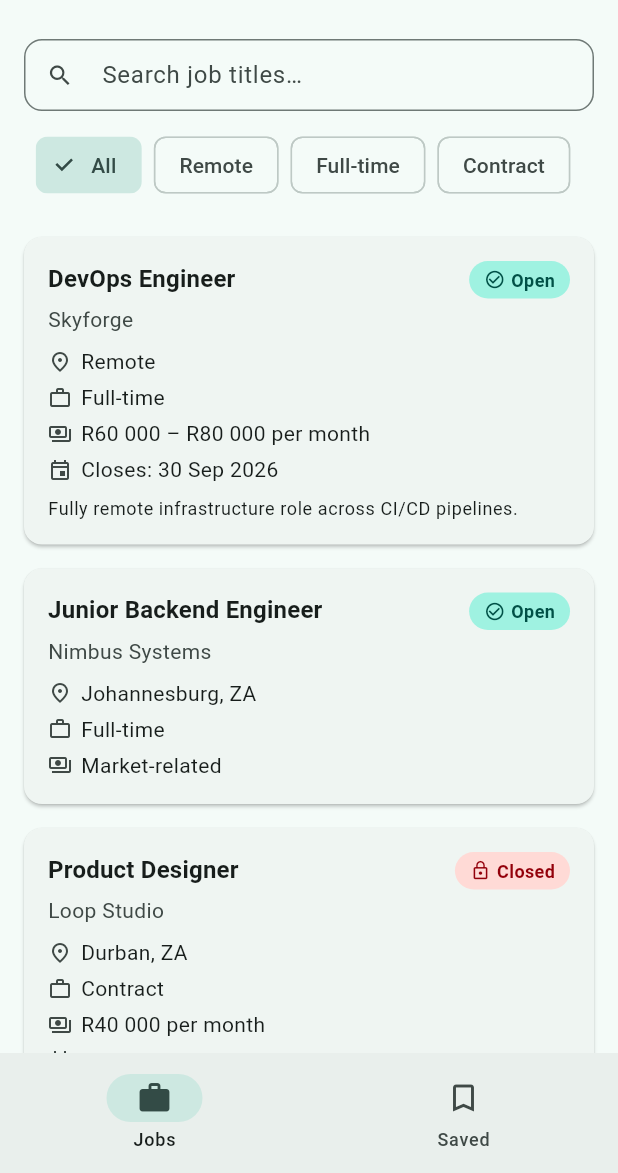
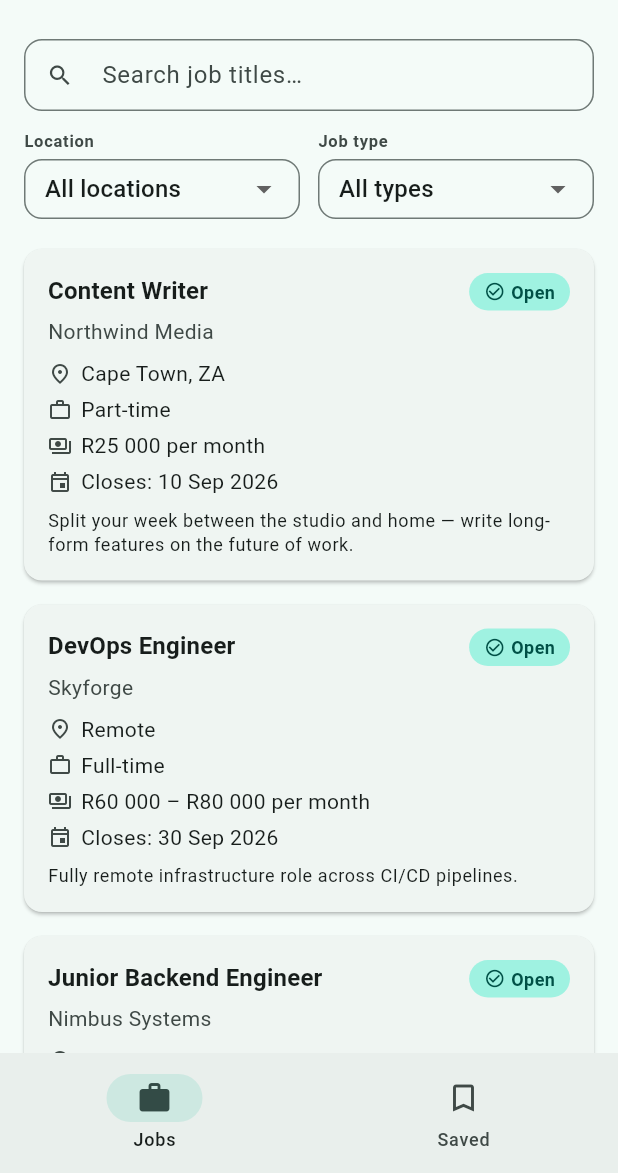
Before and after one commit to tebellomolete/careerhub_mobile, a Flutter app: the HomeScreen screen opened by its route, on a phone screen of 412 x 824 dp, the part 63-1236 px from its top. Run offline on Flutter 3.47's test engine with Material 3 defaults, Android fonts, the phone set to English and light mode, and no system bars; our stand-ins replace flutter_riverpod, go_router.

Commit message:
Replace filter chip row with two typed dropdowns (Location + Job type)
Tutor-requested change:
- Location dropdown: All / On-site / Remote / Hybrid
- Job type dropdown: All / Full-time / Part-time / Contract / Internship
The two filters are independent — picking values on both narrows to the
intersection (e.g. Remote + Full-time → DevOps Engineer only).

Model:
- Add LocationType {onSite, remote, hybrid} enum
- Add required Job.locationType field; Job.remote() hard-sets it to remote

Providers:
- Replace selectedFilterProvider (String) with:
  * locationFilterProvider  (StateProvider<LocationType?>, null = All)
  * jobTypeFilterProvider   (StateProvider<JobTypeFilter?>,  null = All)
- filteredJobsProvider now composes both, using enum equality
  (no more stringly-typed filter labels or _matchesFilter helper)

UI:
- Replace _FilterChipRow with _FilterDropdownRow: two DropdownButtonFormFields
  side-by-side, label above each field (keeps them from overflowing on
  narrow phones), isExpanded: true, isDense: true
- Each dropdown is its own ConsumerWidget, reading/writing its own provider

Mock data:
- Tag existing 6 jobs with locationType
- Add job #7 (Content Writer, Northwind Media, hybrid Part-time)
- Add job #8 (Marketing Intern, Bright Ventures, on-site Internship)
  so every dropdown option has matching data

Tests:
- Replace ChoiceChip-based tests with dropdown-based tests:
  * Two dropdowns present with correct labels
  * Selecting a location filters via the provider (reactivity)
  * Clearing the location restores the list
  * Composition: Remote + Full-time narrows to DevOps Engineer only
  * UI wiring: tapping the Location dropdown, picking Remote, updates the
    provider and rebuilds the list
- Update the 5 inline Job(...) test constructors with locationType
- 27/27 tests pass; flutter analyze clean

Co-Authored-By: Claude Opus 4.7 <noreply@anthropic.com>

```diff
--- a/lib/models/job.dart
+++ b/lib/models/job.dart
@@ -1,3 +1,12 @@
+/// How a role is performed physically. A small, closed set of categories
+/// the seeker filters by — hybrid is a first-class option (a real modern
+/// arrangement), not a derived guess about a Job's `location` string.
+enum LocationType {
+  onSite,
+  remote,
+  hybrid,
+}
+
 /// The core data entity of CareerHub.
 ///
 /// Every decision in this class — which fields are nullable, what type
@@ -29,6 +38,11 @@ class Job {
   /// always needs a location to judge fit. Required.
   final String location;
 
+  /// The physical work arrangement — on-site, remote, or hybrid. Required
+  /// so the location dropdown filter has an unambiguous truth to match on,
+  /// rather than parsing the free-text `location` string.
+  final LocationType locationType;
+
   /// An employer may choose not to disclose salary, so this is optional.
   /// See displaySalary for how the absent case is handled.
   final String? salary;
@@ -57,6 +71,7 @@ class Job {
     required this.title,
     required this.company,
     required this.location,
+    required this.locationType,
     this.salary,
     required this.employmentType,
     this.closingDate,
@@ -75,6 +90,7 @@ class Job {
     required this.title,
     required this.company,
     required this.location,
+    required this.locationType,
     this.salary,
     required this.employmentType,
     this.closingDate,
@@ -96,7 +112,8 @@ class Job {
     this.closingDate,
     this.description,
     this.isOpen = true,
-  }) : location = 'Remote';
+  })  : location = 'Remote',
+        locationType = LocationType.remote;
 
   /// True only when a JobSeeker can actually apply. The rule for what
   /// makes a job applicable lives here on the model, not in any widget.
@@ -116,7 +133,8 @@ class Job {
 
   @override
   String toString() {
-    return 'Job(id: $id, title: $title, company: $company, location: $location, '
+    return 'Job(id: $id, title: $title, company: $company, '
+        'location: $location, locationType: ${locationType.name}, '
         'salary: ${salary ?? '—'}, employmentType: $employmentType, '
         'closingDate: ${closingDate?.toIso8601String() ?? '—'}, '
         'isOpen: $isOpen, canApply: $canApply)';
@@ -136,6 +154,7 @@ class Job {
     String? title,
     String? company,
     String? location,
+    LocationType? locationType,
     String? salary,
     String? employmentType,
     DateTime? closingDate,
@@ -147,6 +166,7 @@ class Job {
       title: title ?? this.title,
       company: company ?? this.company,
       location: location ?? this.location,
+      locationType: locationType ?? this.locationType,
       salary: salary ?? this.salary,
       employmentType: employmentType ?? this.employmentType,
       closingDate: closingDate ?? this.closingDate,
--- a/lib/providers/job_providers.dart
+++ b/lib/providers/job_providers.dart
@@ -59,48 +59,68 @@ final jobsProvider = FutureProvider<List<Job>>(
 );
 
 /// ---------------------------------------------------------------------
-/// Provider 2 — the label of the currently selected filter chip.
+/// Provider 2a — the currently selected LOCATION filter dropdown value.
 ///
-/// StateProvider is the right tool here: it's a single, simple, directly
-/// overwritable value. There's no async work and no derivation in "the
-/// user tapped a different chip" — every tap just replaces the old label
-/// with the new one outright, which is exactly the case StateProvider
-/// exists for.
+/// Now typed as `LocationType?` — an enum with a nullable "not selected"
+/// state — rather than a stringly-typed "All"/"Remote" label. Two wins:
+/// the compiler rules out typos and invalid values, and `null` cleanly
+/// represents "no filter applied" so the dropdown's "All locations" item
+/// doesn't need a magic string.
+///
+/// StateProvider is still the right tool: a single, directly-overwritable
+/// value with no derivation of its own.
 /// ---------------------------------------------------------------------
-final selectedFilterProvider = StateProvider<String>((ref) => 'All');
+final locationFilterProvider =
+    StateProvider<LocationType?>((ref) => null);
+
+/// The set of employment-type labels the Job Type dropdown exposes. Kept
+/// as a String because employmentType on Job is already a String (that's
+/// the API shape, from Assignment 1.1), so filter equality is a direct
+/// string compare with no derived tag in the middle.
+enum JobTypeFilter {
+  fullTime('Full-time'),
+  partTime('Part-time'),
+  contract('Contract'),
+  internship('Internship');
+
+  final String label;
+  const JobTypeFilter(this.label);
+}
 
 /// ---------------------------------------------------------------------
-/// Provider 3 — the filtered job list, derived from providers 1 and 2.
+/// Provider 2b — the currently selected JOB TYPE filter dropdown value.
+/// Same reasoning as [locationFilterProvider] — nullable enum, null == All.
+/// ---------------------------------------------------------------------
+final jobTypeFilterProvider =
+    StateProvider<JobTypeFilter?>((ref) => null);
+
+/// ---------------------------------------------------------------------
+/// Provider 3 — the filtered job list, now derived from THREE inputs:
+/// the raw jobs plus the two independent dropdown filters.
 ///
-/// Plain Provider is the right tool here: nothing ever "sets" this value
-/// directly — it's a pure computation over the two providers above, so
-/// Riverpod recomputes it automatically the instant either input
-/// changes. That's precisely what rules out the manual-sync bug
-/// described in README Q2: this provider has no state of its own to fall
-/// out of sync.
+/// Plain Provider still the right tool: nothing ever "sets" this value
+/// directly — it's a pure computation over the providers above, so
+/// Riverpod recomputes it automatically the instant any one input
+/// changes. Two null-guards mean each dropdown filter contributes ONLY
+/// when the user has picked a non-null value.
 /// ---------------------------------------------------------------------
 final filteredJobsProvider = Provider<AsyncValue<List<Job>>>((ref) {
   final jobsAsync = ref.watch(jobsProvider);
-  final selectedFilter = ref.watch(selectedFilterProvider);
+  final locationFilter = ref.watch(locationFilterProvider);
+  final jobTypeFilter = ref.watch(jobTypeFilterProvider);
 
   return jobsAsync.whenData((jobs) {
-    if (selectedFilter == 'All') return jobs;
-    return jobs.where((job) => _matchesFilter(job, selectedFilter)).toList();
+    return jobs.where((job) {
+      if (locationFilter != null && job.locationType != locationFilter) {
+        return false;
+      }
+      if (jobTypeFilter != null && job.employmentType != jobTypeFilter.label) {
+        return false;
+      }
+      return true;
+    }).toList();
   });
 });
-
-/// Matches a job against a filter label using real Job fields only —
-/// never a synthetic/derived tag. 'Remote' checks `location`, which
-/// `Job.remote()` stamps to exactly `'Remote'`; every other label checks
-/// `employmentType` directly, since 'Full-time' and 'Contract' are
-/// already the literal `employmentType` strings used throughout
-/// CareerHub's mock data.
-bool _matchesFilter(Job job, String filterLabel) {
-  if (filterLabel == 'Remote') {
-    return job.location == 'Remote';
-  }
-  return job.employmentType == filterLabel;
-}
 
 /// ---------------------------------------------------------------------
 /// Stretch A — sort order.
@@ -210,6 +230,7 @@ final List<Job> _mockJobs = [
     title: 'Senior Flutter Developer',
     company: 'Bitcube',
     location: 'Cape Town, ZA',
+    locationType: LocationType.onSite,
     salary: 'R55 000 – R75 000 per month',
     employmentType: 'Full-time',
     closingDate: DateTime(2026, 8, 15),
@@ -223,6 +244,7 @@ final List<Job> _mockJobs = [
     title: 'Junior Backend Engineer',
     company: 'Nimbus Systems',
     location: 'Johannesburg, ZA',
+    locationType: LocationType.onSite,
     employmentType: 'Full-time',
     isOpen: true,
   ),
@@ -231,6 +253,7 @@ final List<Job> _mockJobs = [
     title: 'Product Designer',
     company: 'Loop Studio',
     location: 'Durban, ZA',
+    locationType: LocationType.onSite,
     salary: 'R40 000 per month',
     employmentType: 'Contract',
     closingDate: DateTime(2026, 5, 1),
@@ -251,6 +274,7 @@ final List<Job> _mockJobs = [
     title: 'UX Researcher',
     company: 'Meridian Labs',
     location: 'Pretoria, ZA',
+    locationType: LocationType.onSite,
     salary: 'R48 000 – R58 000 per month',
     employmentType: 'Full-time',
     closingDate: DateTime(2026, 10, 1),
@@ -267,4 +291,35 @@ final List<Job> _mockJobs = [
     closingDate: DateTime(2026, 8, 20),
     isOpen: true,
   ),
+  // Added with the two-dropdown filter change so every dropdown option has
+  // matching data — one hybrid Part-time role...
+  Job(
+    id: 7,
+    title: 'Content Writer',
+    company: 'Northwind Media',
+    location: 'Cape Town, ZA',
+    locationType: LocationType.hybrid,
+    salary: 'R25 000 per month',
+    employmentType: 'Part-time',
+    closingDate: DateTime(2026, 9, 10),
+    description:
+        'Split your week between the studio and home — write long-form '
+        'features on the future of work.',
+    isOpen: true,
+  ),
+  // ...and one on-site Internship.
+  Job(
+    id: 8,
+    title: 'Marketing Intern',
+    company: 'Bright Ventures',
+    location: 'Sandton, ZA',
+    locationType: LocationType.onSite,
+    salary: 'R8 000 per month stipend',
+    employmentType: 'Internship',
+    closingDate: DateTime(2026, 7, 30),
+    description:
+        'Six-month on-site internship supporting the growth team on '
+        'campaigns and events.',
+    isOpen: true,
+  ),
 ];
--- a/lib/screens/home_screen.dart
+++ b/lib/screens/home_screen.dart
@@ -33,13 +33,6 @@ class _HomeScreenState extends ConsumerState<HomeScreen> {
   /// snapshot-based state model isn't built to express. See README,
   /// Stretch C.
   late final TextEditingController _searchController;
-
-  static const List<String> _filters = [
-    'All',
-    'Remote',
-    'Full-time',
-    'Contract',
-  ];
 
   static const double _gridBreakpoint = 600;
   static const double _threeColumnBreakpoint = 840;
@@ -129,7 +122,7 @@ class _HomeScreenState extends ConsumerState<HomeScreen> {
             ),
           ),
 
-          const _FilterChipRow(filters: _filters),
+          const _FilterDropdownRow(),
 
           Expanded(
             child: visibleJobsAsync.when(
@@ -234,45 +227,159 @@ class _SimulateNotificationButton extends StatelessWidget {
   }
 }
 
-/// The pinned, horizontally-scrolling filter row above the job
-/// list/grid.
+/// Two side-by-side dropdown filters above the job list/grid — Location
+/// and Job type — replacing the chip row from Assignments 1.2/1.3.
 ///
-/// Its own ConsumerWidget rather than a plain one fed by HomeScreen —
-/// deliberate, not incidental. The brief disallows passing callback
-/// functions down through widget constructors, and the reason that
-/// matters is the same mechanism behind README Q1: a callback threaded
-/// down through a constructor is still just a callback, so putting
-/// ref.watch inside it would be exactly as meaningless as putting it in
-/// onSelected directly. Instead, _FilterChipRow reads and writes
-/// selectedFilterProvider itself — HomeScreen never even needs to know
-/// that provider exists.
-class _FilterChipRow extends ConsumerWidget {
-  final List<String> filters;
+/// Same architectural reason it was a chip row before, still a
+/// ConsumerWidget now: each dropdown reads and writes its own provider
+/// directly. HomeScreen doesn't have to know these providers exist, so
+/// its single ref.watch call still watches only visibleJobsProvider.
+///
+/// The two dropdowns are independent — a user can pick Remote + Full-time
+/// to narrow along both dimensions at once, and null on either dropdown
+/// means "any". filteredJobsProvider composes the two.
+class _FilterDropdownRow extends StatelessWidget {
+  const _FilterDropdownRow();
 
-  const _FilterChipRow({required this.filters});
+  @override
+  Widget build(BuildContext context) {
+    return const Padding(
+      padding: EdgeInsets.fromLTRB(16, 8, 16, 4),
+      child: Row(
+        children: [
+          Expanded(
+            child: _FilterField(
+              label: 'Location',
+              child: _LocationFilterDropdown(),
+            ),
+          ),
+          SizedBox(width: 12),
+          Expanded(
+            child: _FilterField(
+              label: 'Job type',
+              child: _JobTypeFilterDropdown(),
+            ),
+          ),
+        ],
+      ),
+    );
+  }
+}
+
+/// A tiny wrapper: label above the dropdown, so the label doesn't have to
+/// share the field's horizontal space with the selected value + arrow.
+/// This keeps the two dropdowns from overflowing at narrow widths.
+class _FilterField extends StatelessWidget {
+  final String label;
+  final Widget child;
+
+  const _FilterField({required this.label, required this.child});
+
+  @override
+  Widget build(BuildContext context) {
+    final theme = Theme.of(context);
+    return Column(
+      crossAxisAlignment: CrossAxisAlignment.start,
+      mainAxisSize: MainAxisSize.min,
+      children: [
+        Text(
+          label,
+          style: theme.textTheme.labelSmall?.copyWith(
+            color: theme.colorScheme.onSurfaceVariant,
+            fontWeight: FontWeight.w600,
+          ),
+        ),
+        const SizedBox(height: 4),
+        child,
+      ],
+    );
+  }
+}
+
+/// Location dropdown — On-site / Remote / Hybrid, plus a null "All".
+class _LocationFilterDropdown extends ConsumerWidget {
+  const _LocationFilterDropdown();
 
   @override
   Widget build(BuildContext context, WidgetRef ref) {
-    final selectedFilter = ref.watch(selectedFilterProvider);
+    final selected = ref.watch(locationFilterProvider);
 
-    return SingleChildScrollView(
-      scrollDirection: Axis.horizontal,
-      padding: const EdgeInsets.fromLTRB(16, 8, 16, 8),
-      child: Row(
-        children: [
-          for (final filter in filters)
-            Padding(
-              padding: const EdgeInsets.only(right: 8),
-              child: ChoiceChip(
-                label: Text(filter),
-                selected: filter == selectedFilter,
-                onSelected: (_) {
-                  ref.read(selectedFilterProvider.notifier).state = filter;
-                },
-              ),
-            ),
-        ],
+    return DropdownButtonFormField<LocationType?>(
+      // `initialValue` (not the deprecated `value`) is Flutter 3.44+ API for
+      // seeding the current selection of DropdownButtonFormField.
+      initialValue: selected,
+      // isExpanded lets the field take all available width — without it,
+      // the internal Row tries to size to its content and overflows a
+      // narrow Expanded parent.
+      isExpanded: true,
+      isDense: true,
+      decoration: InputDecoration(
+        isDense: true,
+        contentPadding: const EdgeInsets.symmetric(horizontal: 10, vertical: 8),
+        border: OutlineInputBorder(
+          borderRadius: BorderRadius.circular(12),
+        ),
       ),
+      // A null value is a first-class item (the "All locations" option),
+      // not a placeholder — so the Set-Notifier state is a real
+      // LocationType? that the filter provider understands directly.
+      items: const [
+        DropdownMenuItem<LocationType?>(
+          value: null,
+          child: Text('All locations'),
+        ),
+        DropdownMenuItem<LocationType?>(
+          value: LocationType.onSite,
+          child: Text('On-site'),
+        ),
+        DropdownMenuItem<LocationType?>(
+          value: LocationType.remote,
+          child: Text('Remote'),
+        ),
+        DropdownMenuItem<LocationType?>(
+          value: LocationType.hybrid,
+          child: Text('Hybrid'),
+        ),
+      ],
+      onChanged: (value) =>
+          ref.read(locationFilterProvider.notifier).state = value,
+    );
+  }
+}
+
+/// Job type dropdown — Full-time / Part-time / Contract / Internship,
+/// plus a null "All".
+class _JobTypeFilterDropdown extends ConsumerWidget {
+  const _JobTypeFilterDropdown();
+
+  @override
+  Widget build(BuildContext context, WidgetRef ref) {
+    final selected = ref.watch(jobTypeFilterProvider);
+
+    return DropdownButtonFormField<JobTypeFilter?>(
+      initialValue: selected,
+      isExpanded: true,
+      isDense: true,
+      decoration: InputDecoration(
+        isDense: true,
+        contentPadding: const EdgeInsets.symmetric(horizontal: 10, vertical: 8),
+        border: OutlineInputBorder(
+          borderRadius: BorderRadius.circular(12),
+        ),
+      ),
+      items: [
+        const DropdownMenuItem<JobTypeFilter?>(
+          value: null,
+          child: Text('All types'),
+        ),
+        for (final type in JobTypeFilter.values)
+          DropdownMenuItem<JobTypeFilter?>(
+            value: type,
+            child: Text(type.label),
+          ),
+      ],
+      onChanged: (value) =>
+          ref.read(jobTypeFilterProvider.notifier).state = value,
     );
   }
 }
```
Also changed, not shown: 1 other file.
